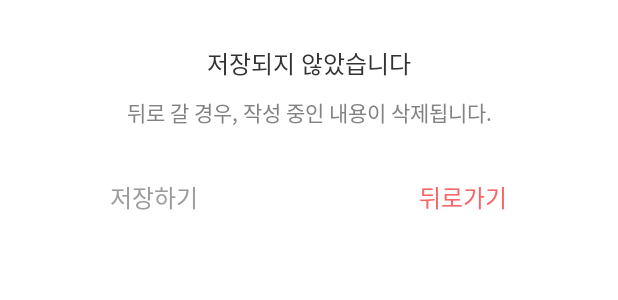
After one commit to TaskerPM/Tasker-Android, an Android app: the layout dialog_unsaved_changes.xml on its own in the app's theme, with its tools: preview values and no code run, on a phone screen of 412 x 824 dp. The commit adds this screen. Shown: the top 300 px of the screen. Run offline under Robolectric (Android 15) with nearby library versions, the phone set to English and light mode, and no system bars.

Commit message:
[layout] 노트 저장 다이얼로그 ui

```diff
--- /dev/null
+++ b/feature/home/src/main/res/drawable/background_dialog.xml
@@ -0,0 +1,6 @@
+<?xml version="1.0" encoding="utf-8"?>
+<shape xmlns:android="http://schemas.android.com/apk/res/android"
+    android:shape="rectangle">
+    <solid android:color="@color/white" />
+    <corners android:radius="16dp" />
+</shape>
--- /dev/null
+++ b/feature/home/src/main/res/layout/dialog_unsaved_changes.xml
@@ -0,0 +1,65 @@
+<?xml version="1.0" encoding="utf-8"?>
+<layout xmlns:android="http://schemas.android.com/apk/res/android">
+
+    <data>
+
+    </data>
+
+    <LinearLayout
+        android:layout_width="match_parent"
+        android:layout_height="wrap_content"
+        android:background="@drawable/background_dialog"
+        android:minWidth="342dp"
+        android:orientation="vertical">
+
+        <TextView
+            android:layout_width="match_parent"
+            android:layout_height="wrap_content"
+            android:layout_marginTop="30dp"
+            android:fontFamily="@font/font_pretendard_medium_500"
+            android:gravity="center"
+            android:text="@string/unsaved_changes_dialog_title"
+            android:textColor="@color/gray_900"
+            android:textSize="16sp" />
+
+        <TextView
+            android:layout_width="match_parent"
+            android:layout_height="wrap_content"
+            android:layout_marginVertical="10dp"
+            android:fontFamily="@font/font_pretendard_regular_400"
+            android:gravity="center"
+            android:text="@string/unsaved_changes_dialog_subtitle"
+            android:textColor="@color/gray_500"
+            android:textSize="14sp" />
+
+        <LinearLayout
+            android:layout_width="match_parent"
+            android:layout_height="wrap_content"
+            android:layout_marginVertical="24dp"
+            android:orientation="horizontal">
+
+            <TextView
+                android:id="@+id/tv_dialog_save"
+                android:layout_width="wrap_content"
+                android:layout_height="wrap_content"
+                android:layout_weight="1"
+                android:gravity="center"
+                android:text="@string/unsaved_changes_dialog_save"
+                android:textColor="@color/gray_400"
+                android:textSize="16sp" />
+
+            <TextView
+                android:id="@+id/tv_dialog_back"
+                android:layout_width="wrap_content"
+                android:layout_height="wrap_content"
+                android:layout_weight="1"
+                android:gravity="center"
+                android:text="@string/unsaved_changes_dialog_go_back"
+                android:textColor="@color/red_error"
+                android:textSize="16sp" />
+
+        </LinearLayout>
+
+
+    </LinearLayout>
+</layout>
--- a/feature/home/src/main/res/values/strings.xml
+++ b/feature/home/src/main/res/values/strings.xml
@@ -19,6 +19,10 @@
     <string name="home_detail_page_add_note">노트 추가</string>
     <string name="home_detail_page_tag_none">선택 안 함</string>
 
-
+    <!-- Unsaved Changes Dialog -->
+    <string name="unsaved_changes_dialog_title">저장되지 않았습니다</string>
+    <string name="unsaved_changes_dialog_subtitle">뒤로 갈 경우, 작성 중인 내용이 삭제됩니다.</string>
+    <string name="unsaved_changes_dialog_save">저장하기</string>
+    <string name="unsaved_changes_dialog_go_back">뒤로가기</string>
 
 </resources>
```
